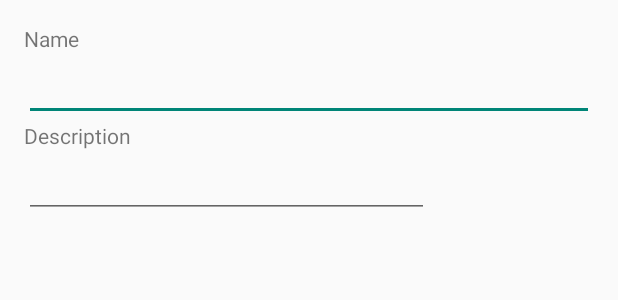
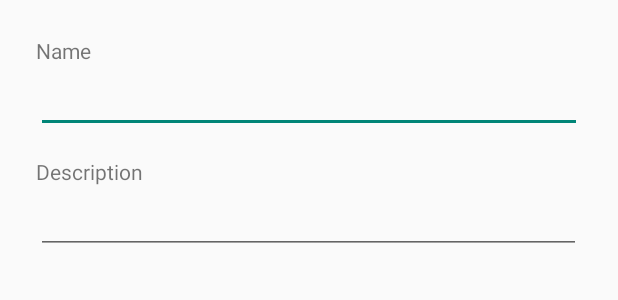
Before and after one commit to dominictwlee/chord-progression-generator, an Android app: the layout confirm_save_content.xml on its own in the app's theme, with its tools: preview values and no code run, on a phone screen of 412 x 824 dp. Shown: the top 300 px of the screen. Run offline under Robolectric (Android 15) with nearby library versions, the phone set to English and light mode, and no system bars.

Commit message:
setup db and rename files

```diff
--- a/app/src/main/java/com/domtwlee/chordprogressiongenerator/ChordProgParams.kt
+++ b/app/src/main/java/com/domtwlee/chordprogressiongenerator/ChordGenParams.kt
@@ -1,6 +1,6 @@
 package com.domtwlee.chordprogressiongenerator
 
-data class ChordProgParams (
+data class ChordGenParams (
     var length: Int = 10,
     var start: Int = 1,
     var end: Int = 7,
--- a/app/src/main/java/com/domtwlee/chordprogressiongenerator/ChordProgViewModel.kt
+++ b/app/src/main/java/com/domtwlee/chordprogressiongenerator/ChordGenViewModel.kt
@@ -3,9 +3,9 @@ package com.domtwlee.chordprogressiongenerator
 import androidx.lifecycle.ViewModel
 import kotlin.random.Random
 
-class ChordProgViewModel : ViewModel() {
+class ChordGenViewModel : ViewModel() {
 
-    private val chordProgParams = ChordProgParams()
+    private val chordProgParams = ChordGenParams()
     private val majorDegrees = listOf("I", "ii", "iii", "IV", "V", "vi", "viio")
     private val minorDegrees = listOf("i", "iio", "III", "iv", "V", "VI", "VII")
     private val scaleTypes = mapOf("major" to majorDegrees, "minor" to minorDegrees)
--- a/app/src/main/java/com/domtwlee/chordprogressiongenerator/ItemSelectedListener.kt
+++ b/app/src/main/java/com/domtwlee/chordprogressiongenerator/ItemSelectedListener.kt
@@ -4,7 +4,7 @@ import android.view.View
 import android.widget.AdapterView
 
 object ItemSelectedListener : AdapterView.OnItemSelectedListener {
-    lateinit var model: ChordProgViewModel
+    lateinit var model: ChordGenViewModel
     override fun onItemSelected(parent: AdapterView<*>, view: View?, position: Int, id: Long) {
         val spinnerId = parent.id
         val selectedItem = parent.getItemAtPosition(position)
--- a/app/src/main/res/layout/confirm_save_content.xml
+++ b/app/src/main/res/layout/confirm_save_content.xml
@@ -4,32 +4,34 @@
     android:layout_width="match_parent"
     android:layout_height="match_parent"
     android:orientation="vertical"
-    android:padding="16dp">
+    android:padding="24dp">
 
     <TextView
         android:id="@+id/nameLabelTextView"
         android:layout_width="match_parent"
         android:layout_height="wrap_content"
-        android:text="TextView"
-        tools:text="@string/name_label" />
+        android:text="@string/name_label" />
 
     <EditText
         android:id="@+id/nameEditText"
         android:layout_width="match_parent"
         android:layout_height="wrap_content"
         android:ems="10"
-        android:inputType="textPersonName" />
+        android:inputType="textPersonName"
+        android:importantForAutofill="no" />
 
     <TextView
         android:id="@+id/descriptionLabelTextView"
         android:layout_width="match_parent"
         android:layout_height="wrap_content"
+        android:layout_marginTop="16dp"
         android:text="@string/description_label" />
 
     <EditText
         android:id="@+id/descriptionEditText"
-        android:layout_width="270dp"
+        android:layout_width="363dp"
         android:layout_height="wrap_content"
         android:ems="10"
-        android:inputType="textPersonName" />
+        android:inputType="textPersonName"
+        android:importantForAutofill="no" />
 </LinearLayout>
```
Also changed, not shown: app/build.gradle (+29 -0 lines), app/src/main/java/com/domtwlee/chordprogressiongenerator/MainActivity.kt (+8 -8 lines), app/src/main/java/com/domtwlee/chordprogressiongenerator/database/ChordProgression.kt (added, +7 -0 lines), app/src/main/java/com/domtwlee/chordprogressiongenerator/database/ChordProgressionDao.kt (added, +20 -0 lines), app/src/main/java/com/domtwlee/chordprogressiongenerator/database/ChordProgressionDatabase.kt (added, +34 -0 lines), app/src/main/java/com/domtwlee/chordprogressiongenerator/database/ChordProgressionRepository.kt (added, +11 -0 lines), app/src/main/java/com/domtwlee/chordprogressiongenerator/database/ChordProgressionTypeConverters.kt (added, +16 -0 lines), build.gradle (+9 -0 lines).
